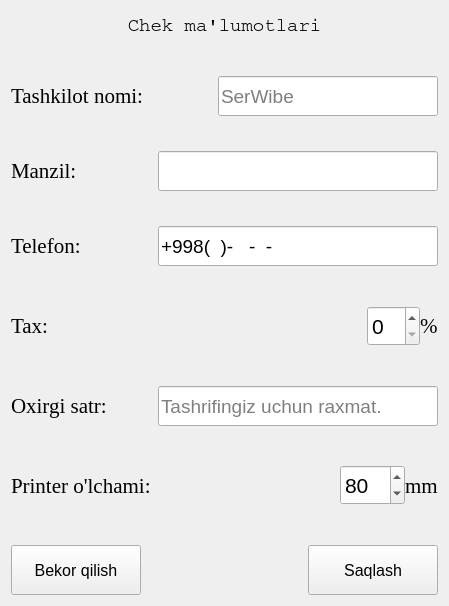
First picture: the form in Resources/ui/settings_widget.ui, repository hasanbekme/SerWibe, before the edit.
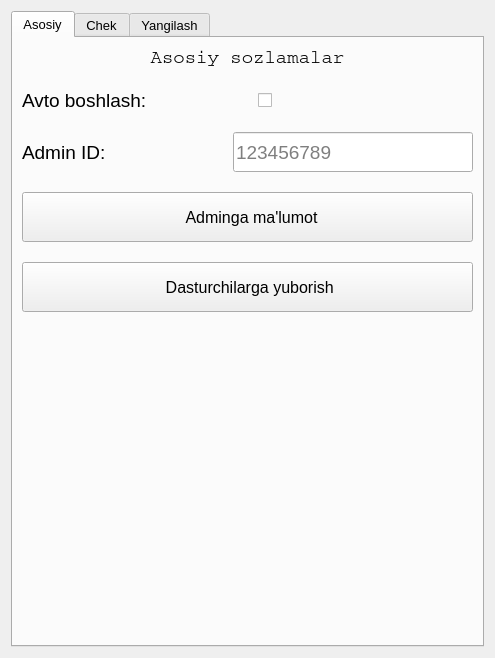
Second picture: the form after the edit. Icons and pictures are not drawn.

The edit to the form file:
```diff
--- a/Resources/ui/settings_widget.ui
+++ b/Resources/ui/settings_widget.ui
@@ -6,8 +6,8 @@
    <rect>
     <x>0</x>
     <y>0</y>
-    <width>449</width>
-    <height>606</height>
+    <width>495</width>
+    <height>658</height>
    </rect>
   </property>
   <property name="windowTitle">
@@ -18,6 +18,212 @@
     <normalon>:/main/settings.png</normalon>
    </iconset>
   </property>
+  <layout class="QGridLayout" name="gridLayout_2">
+   <item row="0" column="0">
+    <widget class="QTabWidget" name="tab">
+     <property name="font">
+      <font>
+       <pointsize>10</pointsize>
+      </font>
+     </property>
+     <property name="styleSheet">
+      <string notr="true"/>
+     </property>
+     <property name="currentIndex">
+      <number>0</number>
+     </property>
+     <widget class="QWidget" name="tab1">
+      <property name="styleSheet">
+       <string notr="true"/>
+      </property>
+      <attribute name="icon">
+       <iconset>
+        <normalon>:/main/main_settings.png</normalon>
+       </iconset>
+      </attribute>
+      <attribute name="title">
+       <string>Asosiy</string>
+      </attribute>
+      <layout class="QGridLayout" name="gridLayout_3">
+       <item row="0" column="0">
+        <layout class="QVBoxLayout" name="verticalLayout_2">
+         <property name="spacing">
+          <number>20</number>
+         </property>
+         <item>
+          <widget class="QLabel" name="title_2">
+           <property name="maximumSize">
+            <size>
+             <width>16777215</width>
+             <height>30</height>
+            </size>
+           </property>
+           <property name="font">
+            <font>
+             <family>Courier</family>
+             <pointsize>14</pointsize>
+            </font>
+           </property>
+           <property name="text">
+            <string>Asosiy sozlamalar</string>
+           </property>
+           <property name="alignment">
+            <set>Qt::AlignCenter</set>
+           </property>
+          </widget>
+         </item>
+         <item>
+          <layout class="QHBoxLayout" name="horizontalLayout_10">
+           <item>
+            <widget class="QLabel" name="company_name_2">
+             <property name="font">
+              <font>
+               <family>Segoe UI Historic</family>
+               <pointsize>14</pointsize>
+              </font>
+             </property>
+             <property name="text">
+              <string>Avto boshlash:</string>
+             </property>
+            </widget>
+           </item>
+           <item>
+            <widget class="QCheckBox" name="autostart">
+             <property name="text">
+              <string/>
+             </property>
+            </widget>
+           </item>
+          </layout>
+         </item>
+         <item>
+          <layout class="QHBoxLayout" name="horizontalLayout_11">
+           <item>
+            <widget class="QLabel" name="address_label_2">
+             <property name="font">
+              <font>
+               <family>Segoe UI Historic</family>
+               <pointsize>14</pointsize>
+              </font>
+             </property>
+             <property name="text">
+              <string>Admin ID:</string>
+             </property>
+            </widget>
+           </item>
+           <item>
+            <widget class="QLineEdit" name="admin_id">
+             <property name="minimumSize">
+              <size>
+               <width>240</width>
+               <height>40</height>
+              </size>
+             </property>
+             <property name="maximumSize">
+              <size>
+               <width>240</width>
+               <height>40</height>
+              </size>
+             </property>
+             <property name="font">
+              <font>
+               <family>Arial</family>
+               <pointsize>14</pointsize>
+              </font>
+             </property>
+             <property name="placeholderText">
+              <string>123456789</string>
+             </property>
+            </widget>
+           </item>
+          </layout>
+         </item>
+         <item>
+          <widget class="QPushButton" name="send_to_admin">
+           <property name="minimumSize">
+            <size>
+             <width>0</width>
+             <height>50</height>
+            </size>
+           </property>
+           <property name="font">
+            <font>
+             <family>Segoe UI</family>
+             <pointsize>12</pointsize>
+            </font>
+           </property>
+           <property name="text">
+            <string>  Adminga ma'lumot</string>
+           </property>
+           <property name="icon">
+            <iconset>
+             <normalon>:/main/submit_document.png</normalon>
+            </iconset>
+           </property>
+           <property name="iconSize">
+            <size>
+             <width>32</width>
+             <height>32</height>
+            </size>
+           </property>
+          </widget>
+         </item>
+         <item>
+          <widget class="QPushButton" name="send_logs">
+           <property name="minimumSize">
+            <size>
+             <width>0</width>
+             <height>50</height>
+            </size>
+           </property>
+           <property name="font">
+            <font>
+             <family>Segoe UI</family>
+             <pointsize>12</pointsize>
+            </font>
+           </property>
+           <property name="text">
+            <string> Dasturchilarga yuborish</string>
+           </property>
+           <property name="icon">
+            <iconset>
+             <normalon>:/main/send.png</normalon>
+            </iconset>
+           </property>
+           <property name="iconSize">
+            <size>
+             <width>32</width>
+             <height>32</height>
+            </size>
+           </property>
+          </widget>
+         </item>
+         <item>
+          <spacer name="verticalSpacer">
+           <property name="orientation">
+            <enum>Qt::Vertical</enum>
+           </property>
+           <property name="sizeHint" stdset="0">
+            <size>
+             <width>20</width>
+             <height>40</height>
+            </size>
+           </property>
+          </spacer>
+         </item>
+        </layout>
+       </item>
+      </layout>
+     </widget>
+     <widget class="QWidget" name="tab2">
+      <attribute name="icon">
+       <iconset>
+        <normalon>:/main/receipt.png</normalon>
+       </iconset>
+      </attribute>
+      <attribute name="title">
+       <string>Chek</string>
+      </attribute>
   <layout class="QGridLayout" name="gridLayout">
    <item row="0" column="0">
     <layout class="QVBoxLayout" name="verticalLayout">
@@ -432,6 +638,20 @@
       </layout>
      </item>
     </layout>
+       </item>
+      </layout>
+     </widget>
+     <widget class="QWidget" name="tab3">
+      <attribute name="icon">
+       <iconset>
+        <normalon>:/main/update.png</normalon>
+       </iconset>
+      </attribute>
+      <attribute name="title">
+       <string>Yangilash</string>
+      </attribute>
+     </widget>
+    </widget>
    </item>
   </layout>
  </widget>
```
Lines whose indentation alone changed are shown as unchanged.
